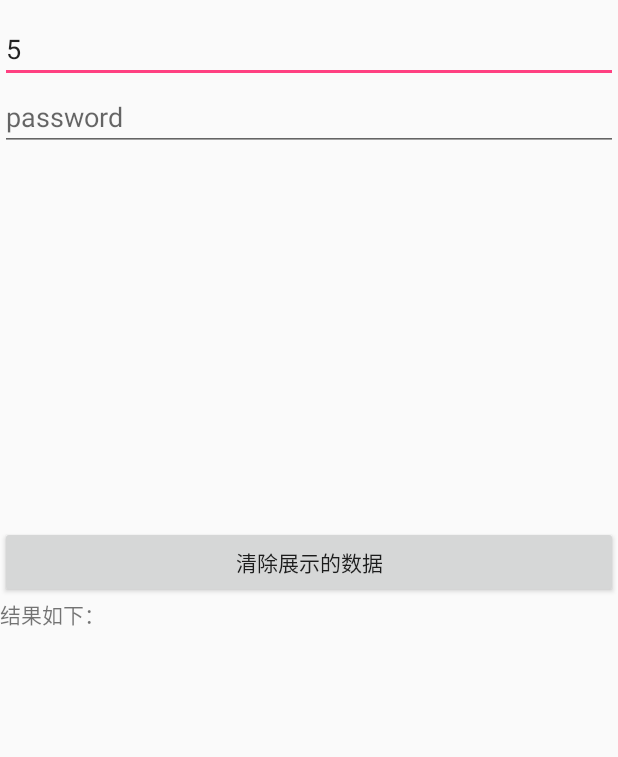
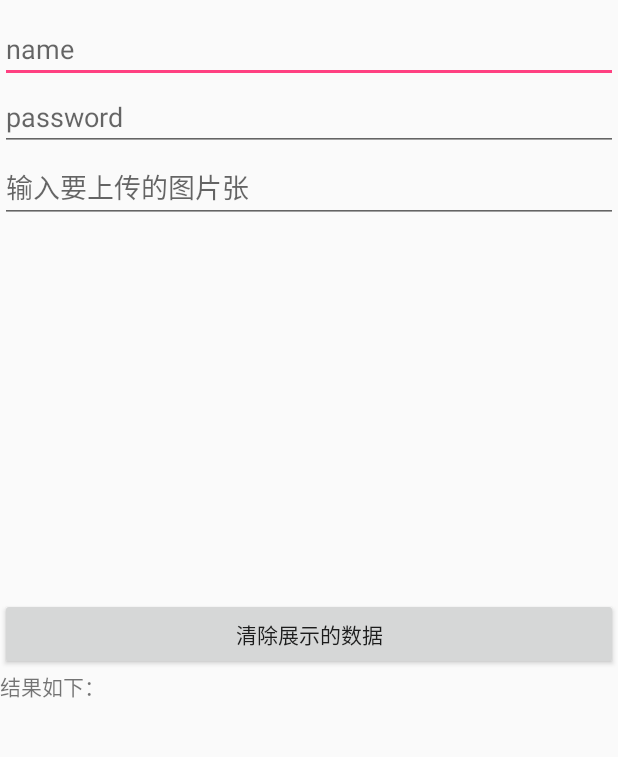
Before and after one commit to binny1024/XHttp, an Android app: the screen it shows after launch (MainActivity), on a phone screen of 412 x 824 dp, the part 60-817 px from its top. Run offline under Robolectric (Android 15) with nearby library versions, the phone set to English and light mode, and no system bars; libraries missing offline, so code that uses them is left out: com.smart.holder; 1 statement that could not run was skipped.

Commit message:
add one edittext

```diff
--- a/app/src/main/java/com/dragon/app/activity/MainActivity.java
+++ b/app/src/main/java/com/dragon/app/activity/MainActivity.java
@@ -39,6 +39,7 @@ public class MainActivity extends FullscreenActivity implements ViewHolderItemCl
     private final String TAG = "timeout";
 
     private EditText mName;//用于获取要查询的广告id的图片
+    private EditText mImgNum;//用于获取要查询的广告id的图片
     private EditText mAge;//用于获取要查询的广告id的图片
     private TextView mTextView1;//数据展示
     private TextView mTextView2;//数据展示
@@ -54,6 +55,7 @@ public class MainActivity extends FullscreenActivity implements ViewHolderItemCl
         mTitleBar = getView(this, R.id.base_title_bar);
         gridView = getView(this, R.id.main_grid);
         mName = getView(this, R.id.name);
+        mImgNum = getView(this, R.id.img_num);
         mAge = getView(this, R.id.age);
         mTextView1 = getView(this, R.id.result_data);
         mTextView2 = getView(this, R.id.result_data2);
@@ -146,12 +148,12 @@ public class MainActivity extends FullscreenActivity implements ViewHolderItemCl
                 String p = mCursor.getString(mCursor
                         .getColumnIndex(MediaStore.Images.Media.DATA));
                 if (!new File(p).exists()) {
-                    Toast.makeText(this, "文件不存在！" + i, Toast.LENGTH_SHORT).show();
                     --realCount;
                 }
             }
+            Toast.makeText(this, "一共 " + realCount+"张", Toast.LENGTH_SHORT).show();
             mCursor.moveToFirst();
-            int fileCount = Integer.parseInt(mName.getText().toString());
+            int fileCount = Integer.parseInt(mImgNum.getText().toString());
             if (fileCount>realCount) {
                 fileCount = realCount;
             }
--- a/app/src/main/res/layout/activity_main.xml
+++ b/app/src/main/res/layout/activity_main.xml
@@ -22,12 +22,17 @@
                 <EditText
                     android:id="@+id/name"
                     android:hint="name"
-                    android:text="5"
+                    android:layout_width="match_parent"
+                    android:layout_height="wrap_content"/>
+
+                <EditText
+                    android:id="@+id/age"
+                    android:hint="password"
                     android:layout_width="match_parent"
                     android:layout_height="wrap_content"/>
                 <EditText
-                    android:id="@+id/age"
-                    android:hint="password"
+                    android:id="@+id/img_num"
+                    android:hint="输入要上传的图片张"
                     android:layout_width="match_parent"
                     android:layout_height="wrap_content"/>
             </LinearLayout>
```
